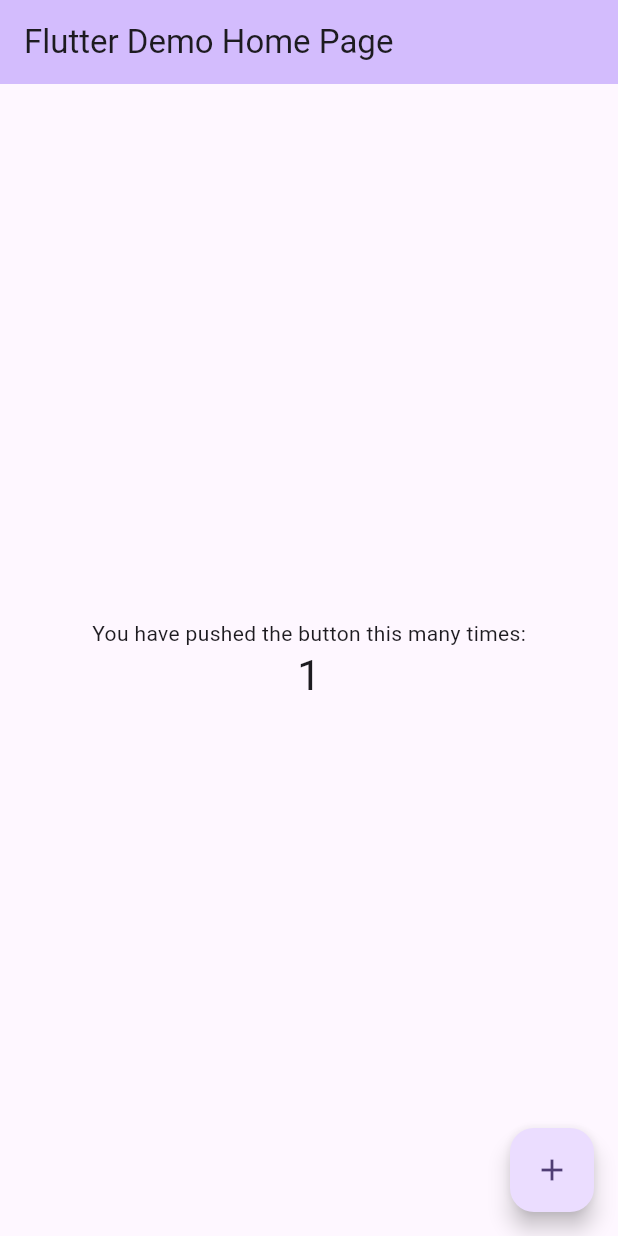
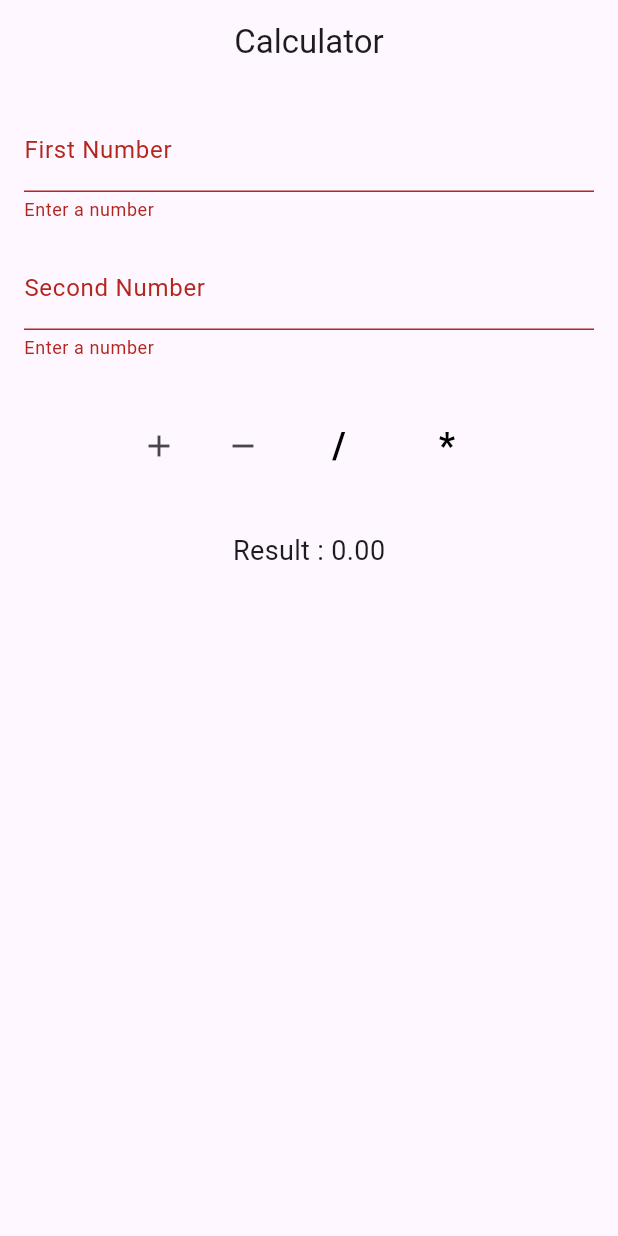
Before and after one commit to SEC-MASUM/flutter_live_class, a Flutter app: the screen it shows after launch, after a tap on the "add" icon, on a phone screen of 412 x 824 dp. Run offline on Flutter 3.47's test engine with Material 3 defaults, Android fonts, the phone set to English and light mode, and no system bars.

Commit message:
create Form with 2 TextFormField, ButtonBar. Add Form Validation. use Global FormState Key, Dispose TextEditingController.

```diff
--- /dev/null
+++ b/lib/home_screen.dart
@@ -0,0 +1,163 @@
+import 'package:flutter/material.dart';
+
+class HomeScreen extends StatefulWidget {
+  const HomeScreen({super.key});
+
+  @override
+  State<HomeScreen> createState() => _HomeScreenState();
+}
+
+class _HomeScreenState extends State<HomeScreen> {
+  final TextEditingController _firstNumTEController = TextEditingController();
+  final TextEditingController _secondNumTEController = TextEditingController();
+  final GlobalKey<FormState> _formKey = GlobalKey<FormState>();
+
+  double result = 0;
+
+  @override
+  Widget build(BuildContext context) {
+    return Scaffold(
+      appBar: AppBar(
+        title: const Text("Calculator"),
+        centerTitle: true,
+      ),
+      body: Padding(
+        padding: const EdgeInsets.all(16.0),
+        child: Form(
+          key: _formKey,
+          child: Column(
+            children: [
+              TextFormField(
+                controller: _firstNumTEController,
+                keyboardType: TextInputType.number,
+                decoration: const InputDecoration(
+                  hintText: "First Number",
+                  labelText: "First Number",
+                ),
+                validator: (String? value) {
+                  if (value == null || value.isEmpty) {
+                    return "Enter a number";
+                  }
+                  return null;
+                },
+              ),
+              const SizedBox(height: 16),
+              TextFormField(
+                controller: _secondNumTEController,
+                keyboardType: TextInputType.number,
+                decoration: const InputDecoration(
+                  hintText: "Second Number",
+                  labelText: "Second Number",
+                ),
+                validator: (String? value) {
+                  if (value == null || value.isEmpty) {
+                    return "Enter a number";
+                  }
+                  return null;
+                },
+              ),
+              const SizedBox(height: 24),
+              _buildButtonBar(),
+              const SizedBox(height: 24),
+              Text(
+                "Result : ${result.toStringAsFixed(2)}",
+                style: const TextStyle(
+                  fontSize: 18,
+                ),
+              ),
+            ],
+          ),
+        ),
+      ),
+    );
+  }
+
+  Widget _buildButtonBar() {
+    return ButtonBar(
+      alignment: MainAxisAlignment.center,
+      children: [
+        IconButton(onPressed: _onTapAddButton, icon: const Icon(Icons.add)),
+        IconButton(
+            onPressed: _onTapSubtractButton, icon: const Icon(Icons.remove)),
+        TextButton(
+          onPressed: _onTapDivideButton,
+          child: const Text(
+            "/",
+            style: TextStyle(
+              color: Colors.black,
+              fontWeight: FontWeight.bold,
+              fontSize: 24,
+            ),
+          ),
+        ),
+        TextButton(
+          onPressed: _onTapMultiplyButton,
+          child: const Text(
+            "*",
+            style: TextStyle(
+              color: Colors.black,
+              fontWeight: FontWeight.bold,
+              fontSize: 24,
+            ),
+          ),
+        ),
+      ],
+    );
+  }
+
+  void _onTapAddButton() {
+    if (_formKey.currentState!.validate()) {
+      double firstNum = double.tryParse(_firstNumTEController.text) ?? 0;
+      double secondNum = double.tryParse(_secondNumTEController.text) ?? 0;
+      result = firstNum + secondNum;
+      setState(() {});
+    }
+  }
+
+  void _onTapSubtractButton() {
+    if (!_formKey.currentState!.validate()) {
+      return;
+    }
+    double firstNum = double.tryParse(_firstNumTEController.text) ?? 0;
+    double secondNum = double.tryParse(_secondNumTEController.text) ?? 0;
+    result = firstNum - secondNum;
+    setState(() {});
+  }
+
+  void _onTapDivideButton() {
+    if (!_formKey.currentState!.validate()) {
+      return;
+    }
+    double firstNum = double.tryParse(_firstNumTEController.text) ?? 0;
+    double secondNum = double.tryParse(_secondNumTEController.text) ?? 0;
+    result = firstNum / secondNum;
+    setState(() {});
+  }
+
+  void _onTapMultiplyButton() {
+    if(_formKey.currentState!.validate() == false){
+      return;
+    }
+    double firstNum = double.tryParse(_firstNumTEController.text) ?? 0;
+    double secondNum = double.tryParse(_secondNumTEController.text) ?? 0;
+    result = firstNum * secondNum;
+    setState(() {});
+  }
+
+  bool _validateTextField() {
+    if (_firstNumTEController.text.isEmpty) {
+      return false;
+    }
+    if (_secondNumTEController.text.isEmpty) {
+      return false;
+    }
+    return true;
+  }
+
+  @override
+  void dispose() {
+    _firstNumTEController.dispose();
+    _secondNumTEController.dispose();
+    super.dispose();
+  }
+}
--- a/lib/main.dart
+++ b/lib/main.dart
@@ -1,125 +1,6 @@
-import 'package:flutter/material.dart';
+import 'package:flutter/cupertino.dart';
+import 'package:flutter_live_class/sum_app.dart';
 
-void main() {
-  runApp(const MyApp());
+void main(){
+  runApp(const SumApp());
 }
-
-class MyApp extends StatelessWidget {
-  const MyApp({super.key});
-
-  // This widget is the root of your application.
-  @override
-  Widget build(BuildContext context) {
-    return MaterialApp(
-      title: 'Flutter Demo',
-      theme: ThemeData(
-        // This is the theme of your application.
-        //
-        // TRY THIS: Try running your application with "flutter run". You'll see
-        // the application has a purple toolbar. Then, without quitting the app,
-        // try changing the seedColor in the colorScheme below to Colors.green
-        // and then invoke "hot reload" (save your changes or press the "hot
-        // reload" button in a Flutter-supported IDE, or press "r" if you used
-        // the command line to start the app).
-        //
-        // Notice that the counter didn't reset back to zero; the application
-        // state is not lost during the reload. To reset the state, use hot
-        // restart instead.
-        //
-        // This works for code too, not just values: Most code changes can be
-        // tested with just a hot reload.
-        colorScheme: ColorScheme.fromSeed(seedColor: Colors.deepPurple),
-        useMaterial3: true,
-      ),
-      home: const MyHomePage(title: 'Flutter Demo Home Page'),
-    );
-  }
-}
-
-class MyHomePage extends StatefulWidget {
-  const MyHomePage({super.key, required this.title});
-
-  // This widget is the home page of your application. It is stateful, meaning
-  // that it has a State object (defined below) that contains fields that affect
-  // how it looks.
-
-  // This class is the configuration for the state. It holds the values (in this
-  // case the title) provided by the parent (in this case the App widget) and
-  // used by the build method of the State. Fields in a Widget subclass are
-  // always marked "final".
-
-  final String title;
-
-  @override
-  State<MyHomePage> createState() => _MyHomePageState();
-}
-
-class _MyHomePageState extends State<MyHomePage> {
-  int _counter = 0;
-
-  void _incrementCounter() {
-    setState(() {
-      // This call to setState tells the Flutter framework that something has
-      // changed in this State, which causes it to rerun the build method below
-      // so that the display can reflect the updated values. If we changed
-      // _counter without calling setState(), then the build method would not be
-      // called again, and so nothing would appear to happen.
-      _counter++;
-    });
-  }
-
-  @override
-  Widget build(BuildContext context) {
-    // This method is rerun every time setState is called, for instance as done
-    // by the _incrementCounter method above.
-    //
-    // The Flutter framework has been optimized to make rerunning build methods
-    // fast, so that you can just rebuild anything that needs updating rather
-    // than having to individually change instances of widgets.
-    return Scaffold(
-      appBar: AppBar(
-        // TRY THIS: Try changing the color here to a specific color (to
-        // Colors.amber, perhaps?) and trigger a hot reload to see the AppBar
-        // change color while the other colors stay the same.
-        backgroundColor: Theme.of(context).colorScheme.inversePrimary,
-        // Here we take the value from the MyHomePage object that was created by
-        // the App.build method, and use it to set our appbar title.
-        title: Text(widget.title),
-      ),
-      body: Center(
-        // Center is a layout widget. It takes a single child and positions it
-        // in the middle of the parent.
-        child: Column(
-          // Column is also a layout widget. It takes a list of children and
-          // arranges them vertically. By default, it sizes itself to fit its
-          // children horizontally, and tries to be as tall as its parent.
-          //
-          // Column has various properties to control how it sizes itself and
-          // how it positions its children. Here we use mainAxisAlignment to
-          // center the children vertically; the main axis here is the vertical
-          // axis because Columns are vertical (the cross axis would be
-          // horizontal).
-          //
-          // TRY THIS: Invoke "debug painting" (choose the "Toggle Debug Paint"
-          // action in the IDE, or press "p" in the console), to see the
-          // wireframe for each widget.
-          mainAxisAlignment: MainAxisAlignment.center,
-          children: <Widget>[
-            const Text(
-              'You have pushed the button this many times:',
-            ),
-            Text(
-              '$_counter',
-              style: Theme.of(context).textTheme.headlineMedium,
-            ),
-          ],
-        ),
-      ),
-      floatingActionButton: FloatingActionButton(
-        onPressed: _incrementCounter,
-        tooltip: 'Increment',
-        child: const Icon(Icons.add),
-      ), // This trailing comma makes auto-formatting nicer for build methods.
-    );
-  }
-}
--- /dev/null
+++ b/lib/sum_app.dart
@@ -0,0 +1,13 @@
+import 'package:flutter/material.dart';
+import 'package:flutter_live_class/home_screen.dart';
+
+class SumApp extends StatelessWidget {
+  const SumApp({super.key});
+
+  @override
+  Widget build(BuildContext context) {
+    return const MaterialApp(
+      home: HomeScreen(),
+    );
+  }
+}
```
Also changed, not shown: 1 other file.
